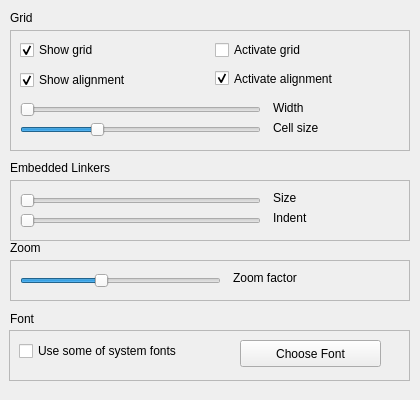
The window that qrgui/dialogs/preferencesPages/editorPage.ui (qreal/qreal) describes before a commit, drawn with Qt 5.
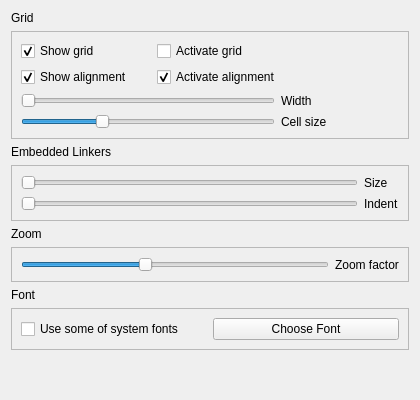
The same window after the commit.

```diff
--- a/qrgui/dialogs/preferencesPages/editorPage.ui
+++ b/qrgui/dialogs/preferencesPages/editorPage.ui
@@ -10,95 +10,22 @@
     <height>400</height>
    </rect>
   </property>
-  <widget class="QFrame" name="frame_2">
-   <property name="geometry">
-    <rect>
-     <x>10</x>
-     <y>180</y>
-     <width>400</width>
-     <height>61</height>
-    </rect>
-   </property>
-   <property name="frameShape">
-    <enum>QFrame::StyledPanel</enum>
-   </property>
-   <property name="frameShadow">
-    <enum>QFrame::Raised</enum>
-   </property>
-   <widget class="QSlider" name="embeddedLinkerSizeSlider">
-    <property name="geometry">
-     <rect>
-      <x>10</x>
-      <y>10</y>
-      <width>241</width>
-      <height>21</height>
-     </rect>
-    </property>
-    <property name="minimum">
-     <number>4</number>
-    </property>
-    <property name="maximum">
-     <number>20</number>
-    </property>
-    <property name="orientation">
-     <enum>Qt::Horizontal</enum>
-    </property>
-   </widget>
-   <widget class="QLabel" name="label_3">
-    <property name="geometry">
-     <rect>
-      <x>263</x>
-      <y>10</y>
-      <width>111</width>
-      <height>16</height>
-     </rect>
-    </property>
+  <property name="sizePolicy">
+   <sizepolicy hsizetype="Expanding" vsizetype="Expanding">
+    <horstretch>0</horstretch>
+    <verstretch>0</verstretch>
+   </sizepolicy>
+  </property>
+  <layout class="QVBoxLayout" name="verticalLayout">
+   <item>
+    <widget class="QLabel" name="label">
     <property name="text">
-     <string>Size</string>
-    </property>
-   </widget>
-   <widget class="QSlider" name="embeddedLinkerIndentSlider">
-    <property name="geometry">
-     <rect>
-      <x>10</x>
-      <y>30</y>
-      <width>241</width>
-      <height>21</height>
-     </rect>
-    </property>
-    <property name="minimum">
-     <number>5</number>
-    </property>
-    <property name="maximum">
-     <number>20</number>
-    </property>
-    <property name="orientation">
-     <enum>Qt::Horizontal</enum>
-    </property>
-   </widget>
-   <widget class="QLabel" name="label_4">
-    <property name="geometry">
-     <rect>
-      <x>263</x>
-      <y>30</y>
-      <width>111</width>
-      <height>16</height>
-     </rect>
-    </property>
-    <property name="text">
-     <string>Indent</string>
-    </property>
-   </widget>
-  </widget>
+      <string>Grid</string>
+     </property>
+    </widget>
+   </item>
+   <item>
   <widget class="QFrame" name="frame">
-   <property name="geometry">
-    <rect>
-     <x>10</x>
-     <y>30</y>
-     <width>400</width>
-     <height>121</height>
-    </rect>
-   </property>
    <property name="sizePolicy">
     <sizepolicy hsizetype="Preferred" vsizetype="Preferred">
      <horstretch>0</horstretch>
@@ -111,15 +38,9 @@
    <property name="frameShadow">
     <enum>QFrame::Raised</enum>
    </property>
+     <layout class="QGridLayout" name="gridLayout">
+      <item row="0" column="0">
    <widget class="QCheckBox" name="showGridCheckBox">
-    <property name="geometry">
-     <rect>
-      <x>10</x>
-      <y>10</y>
-      <width>186</width>
-      <height>20</height>
-     </rect>
-    </property>
     <property name="text">
      <string>Show grid</string>
     </property>
@@ -127,15 +48,9 @@
      <bool>true</bool>
     </property>
    </widget>
+      </item>
+      <item row="0" column="1" colspan="2">
    <widget class="QCheckBox" name="activateGridCheckBox">
-    <property name="geometry">
-     <rect>
-      <x>205</x>
-      <y>10</y>
-      <width>186</width>
-      <height>20</height>
-     </rect>
-    </property>
     <property name="sizePolicy">
      <sizepolicy hsizetype="Expanding" vsizetype="Fixed">
       <horstretch>0</horstretch>
@@ -149,15 +64,41 @@
      <bool>false</bool>
     </property>
    </widget>
+      </item>
+      <item row="1" column="0">
+       <widget class="QCheckBox" name="showAlignmentCheckBox">
+        <property name="minimumSize">
+         <size>
+          <width>130</width>
+          <height>0</height>
+         </size>
+        </property>
+        <property name="text">
+         <string>Show alignment</string>
+        </property>
+        <property name="checked">
+         <bool>true</bool>
+        </property>
+       </widget>
+      </item>
+      <item row="1" column="1" colspan="2">
+       <widget class="QCheckBox" name="activateAlignmentCheckBox">
+        <property name="sizePolicy">
+         <sizepolicy hsizetype="Expanding" vsizetype="Fixed">
+          <horstretch>0</horstretch>
+          <verstretch>0</verstretch>
+         </sizepolicy>
+        </property>
+        <property name="text">
+         <string>Activate alignment</string>
+        </property>
+        <property name="checked">
+         <bool>true</bool>
+        </property>
+       </widget>
+      </item>
+      <item row="2" column="0" colspan="2">
    <widget class="QSlider" name="gridWidthSlider">
-    <property name="geometry">
-     <rect>
-      <x>10</x>
-      <y>70</y>
-      <width>241</width>
-      <height>19</height>
-     </rect>
-    </property>
     <property name="minimum">
      <number>3</number>
     </property>
@@ -174,168 +115,123 @@
      <enum>Qt::Horizontal</enum>
     </property>
    </widget>
-   <widget class="QSlider" name="indexGridSlider">
-    <property name="geometry">
-     <rect>
-      <x>10</x>
-      <y>90</y>
-      <width>241</width>
-      <height>19</height>
-     </rect>
-    </property>
-    <property name="minimum">
-     <number>5</number>
-    </property>
-    <property name="maximum">
-     <number>150</number>
-    </property>
-    <property name="singleStep">
-     <number>1</number>
-    </property>
-    <property name="pageStep">
-     <number>10</number>
-    </property>
-    <property name="value">
-     <number>50</number>
-    </property>
-    <property name="orientation">
-     <enum>Qt::Horizontal</enum>
-    </property>
-   </widget>
+      </item>
+      <item row="2" column="2">
    <widget class="QLabel" name="label_13">
-    <property name="geometry">
-     <rect>
-      <x>263</x>
-      <y>70</y>
-      <width>111</width>
-      <height>16</height>
-     </rect>
-    </property>
     <property name="text">
      <string>Width</string>
     </property>
    </widget>
+      </item>
+      <item row="3" column="0" colspan="2">
+       <widget class="QSlider" name="indexGridSlider">
+        <property name="minimum">
+         <number>5</number>
+        </property>
+        <property name="maximum">
+         <number>150</number>
+        </property>
+        <property name="singleStep">
+         <number>1</number>
+        </property>
+        <property name="pageStep">
+         <number>10</number>
+        </property>
+        <property name="value">
+         <number>50</number>
+        </property>
+        <property name="orientation">
+         <enum>Qt::Horizontal</enum>
+        </property>
+       </widget>
+      </item>
+      <item row="3" column="2">
    <widget class="QLabel" name="label_20">
-    <property name="geometry">
-     <rect>
-      <x>263</x>
-      <y>90</y>
-      <width>111</width>
-      <height>16</height>
-     </rect>
-    </property>
     <property name="text">
      <string>Cell size</string>
     </property>
    </widget>
-   <widget class="QCheckBox" name="activateAlignmentCheckBox">
-    <property name="geometry">
-     <rect>
-      <x>205</x>
-      <y>40</y>
-      <width>191</width>
-      <height>17</height>
-     </rect>
-    </property>
-    <property name="sizePolicy">
-     <sizepolicy hsizetype="Expanding" vsizetype="Fixed">
-      <horstretch>0</horstretch>
-      <verstretch>0</verstretch>
-     </sizepolicy>
-    </property>
-    <property name="text">
-     <string>Activate alignment</string>
-    </property>
-    <property name="checked">
-     <bool>true</bool>
-    </property>
-   </widget>
-   <widget class="QCheckBox" name="showAlignmentCheckBox">
-    <property name="geometry">
-     <rect>
-      <x>10</x>
-      <y>40</y>
-      <width>186</width>
-      <height>20</height>
-     </rect>
-    </property>
-    <property name="minimumSize">
-     <size>
-      <width>130</width>
-      <height>0</height>
-     </size>
-    </property>
-    <property name="text">
-     <string>Show alignment</string>
-    </property>
-    <property name="checked">
-     <bool>true</bool>
-    </property>
-   </widget>
-  </widget>
-  <widget class="QLabel" name="label">
-   <property name="geometry">
-    <rect>
-     <x>10</x>
-     <y>10</y>
-     <width>211</width>
-     <height>16</height>
-    </rect>
-   </property>
-   <property name="text">
-    <string>Grid</string>
-   </property>
-  </widget>
+      </item>
+     </layout>
+    </widget>
+   </item>
+   <item>
   <widget class="QLabel" name="label_2">
-   <property name="geometry">
-    <rect>
-     <x>10</x>
-     <y>160</y>
-     <width>201</width>
-     <height>16</height>
-    </rect>
-   </property>
    <property name="text">
     <string>Embedded Linkers</string>
    </property>
   </widget>
+   </item>
+   <item>
+    <widget class="QFrame" name="frame_2">
+     <property name="frameShape">
+      <enum>QFrame::StyledPanel</enum>
+     </property>
+     <property name="frameShadow">
+      <enum>QFrame::Raised</enum>
+     </property>
+     <layout class="QGridLayout" name="gridLayout_2">
+      <item row="0" column="0">
+       <widget class="QSlider" name="embeddedLinkerSizeSlider">
+        <property name="minimum">
+         <number>4</number>
+        </property>
+        <property name="maximum">
+         <number>20</number>
+        </property>
+        <property name="orientation">
+         <enum>Qt::Horizontal</enum>
+        </property>
+       </widget>
+      </item>
+      <item row="0" column="1">
+       <widget class="QLabel" name="label_3">
+        <property name="text">
+         <string>Size</string>
+        </property>
+       </widget>
+      </item>
+      <item row="1" column="0">
+       <widget class="QSlider" name="embeddedLinkerIndentSlider">
+        <property name="minimum">
+         <number>5</number>
+        </property>
+        <property name="maximum">
+         <number>20</number>
+        </property>
+        <property name="orientation">
+         <enum>Qt::Horizontal</enum>
+        </property>
+       </widget>
+      </item>
+      <item row="1" column="1">
+       <widget class="QLabel" name="label_4">
+        <property name="text">
+         <string>Indent</string>
+        </property>
+       </widget>
+      </item>
+     </layout>
+    </widget>
+   </item>
+   <item>
+    <widget class="QLabel" name="label_19">
+     <property name="text">
+      <string>Zoom</string>
+     </property>
+    </widget>
+   </item>
+   <item>
   <widget class="QFrame" name="frame_8">
-   <property name="geometry">
-    <rect>
-     <x>10</x>
-     <y>260</y>
-     <width>400</width>
-     <height>41</height>
-    </rect>
-   </property>
    <property name="frameShape">
     <enum>QFrame::StyledPanel</enum>
    </property>
    <property name="frameShadow">
     <enum>QFrame::Raised</enum>
    </property>
-   <widget class="QLabel" name="label_17">
-    <property name="geometry">
-     <rect>
-      <x>223</x>
-      <y>10</y>
-      <width>171</width>
-      <height>16</height>
-     </rect>
-    </property>
-    <property name="text">
-     <string>Zoom factor</string>
-    </property>
-   </widget>
+     <layout class="QGridLayout" name="gridLayout_4">
+      <item row="0" column="0">
    <widget class="QSlider" name="zoomFactorSlider">
-    <property name="geometry">
-     <rect>
-      <x>10</x>
-      <y>10</y>
-      <width>201</width>
-      <height>21</height>
-     </rect>
-    </property>
     <property name="minimum">
      <number>0</number>
     </property>
@@ -352,75 +248,64 @@
      <enum>Qt::Horizontal</enum>
     </property>
    </widget>
-  </widget>
-  <widget class="QLabel" name="label_19">
-   <property name="geometry">
-    <rect>
-     <x>10</x>
-     <y>240</y>
-     <width>191</width>
-     <height>16</height>
-    </rect>
-   </property>
+      </item>
+      <item row="0" column="1">
+       <widget class="QLabel" name="label_17">
    <property name="text">
-    <string>Zoom</string>
-   </property>
-  </widget>
+         <string>Zoom factor</string>
+        </property>
+       </widget>
+      </item>
+     </layout>
+    </widget>
+   </item>
+   <item>
   <widget class="QLabel" name="label_5">
-   <property name="geometry">
-    <rect>
-     <x>10</x>
-     <y>310</y>
-     <width>71</width>
-     <height>17</height>
-    </rect>
-   </property>
    <property name="text">
     <string>Font</string>
    </property>
   </widget>
+   </item>
+   <item>
   <widget class="QFrame" name="frame_3">
-   <property name="geometry">
-    <rect>
-     <x>9</x>
-     <y>330</y>
-     <width>401</width>
-     <height>51</height>
-    </rect>
-   </property>
    <property name="frameShape">
     <enum>QFrame::StyledPanel</enum>
    </property>
    <property name="frameShadow">
     <enum>QFrame::Raised</enum>
    </property>
+     <layout class="QGridLayout" name="gridLayout_3">
+      <item row="0" column="0">
    <widget class="QCheckBox" name="fontCheckBox">
-    <property name="geometry">
-     <rect>
-      <x>10</x>
-      <y>10</y>
-      <width>201</width>
-      <height>22</height>
-     </rect>
-    </property>
     <property name="text">
      <string>Use some of system fonts</string>
     </property>
    </widget>
+      </item>
+      <item row="0" column="1">
    <widget class="QPushButton" name="fontSelectionButton">
-    <property name="geometry">
-     <rect>
-      <x>231</x>
-      <y>10</y>
-      <width>141</width>
-      <height>27</height>
-     </rect>
-    </property>
     <property name="text">
      <string>Choose Font</string>
     </property>
    </widget>
-  </widget>
+      </item>
+     </layout>
+    </widget>
+   </item>
+   <item>
+    <spacer name="verticalSpacer">
+     <property name="orientation">
+      <enum>Qt::Vertical</enum>
+     </property>
+     <property name="sizeHint" stdset="0">
+      <size>
+       <width>20</width>
+       <height>40</height>
+      </size>
+     </property>
+    </spacer>
+   </item>
+  </layout>
  </widget>
  <resources/>
  <connections/>
```
Lines whose indentation alone changed are shown as unchanged.
